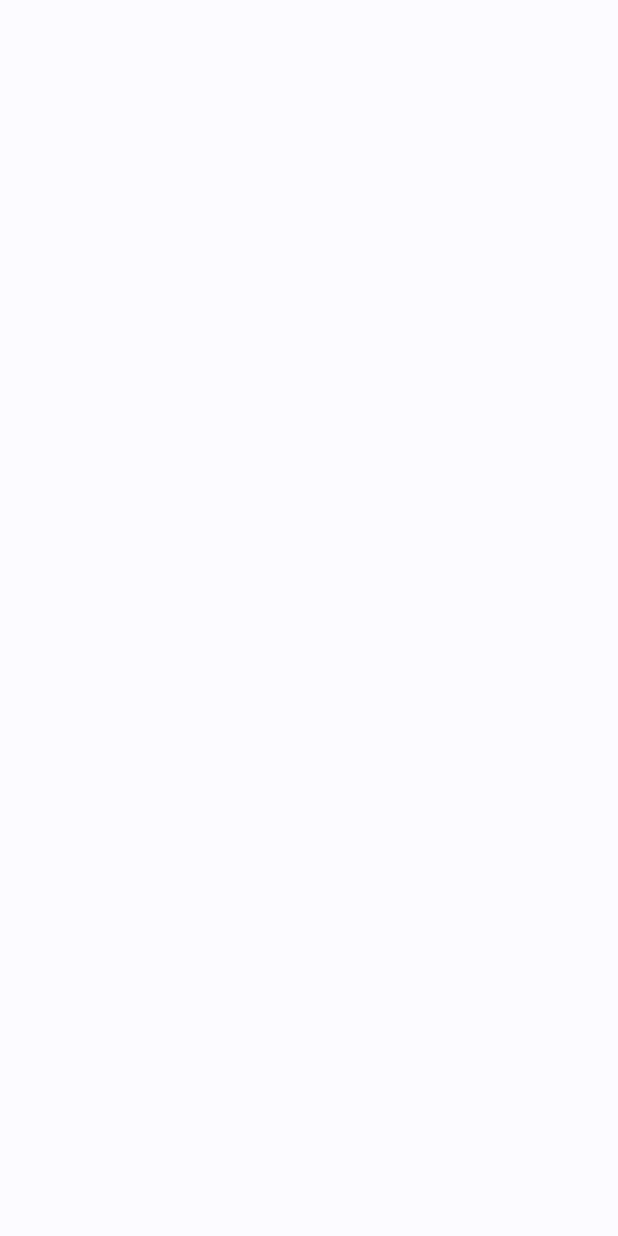
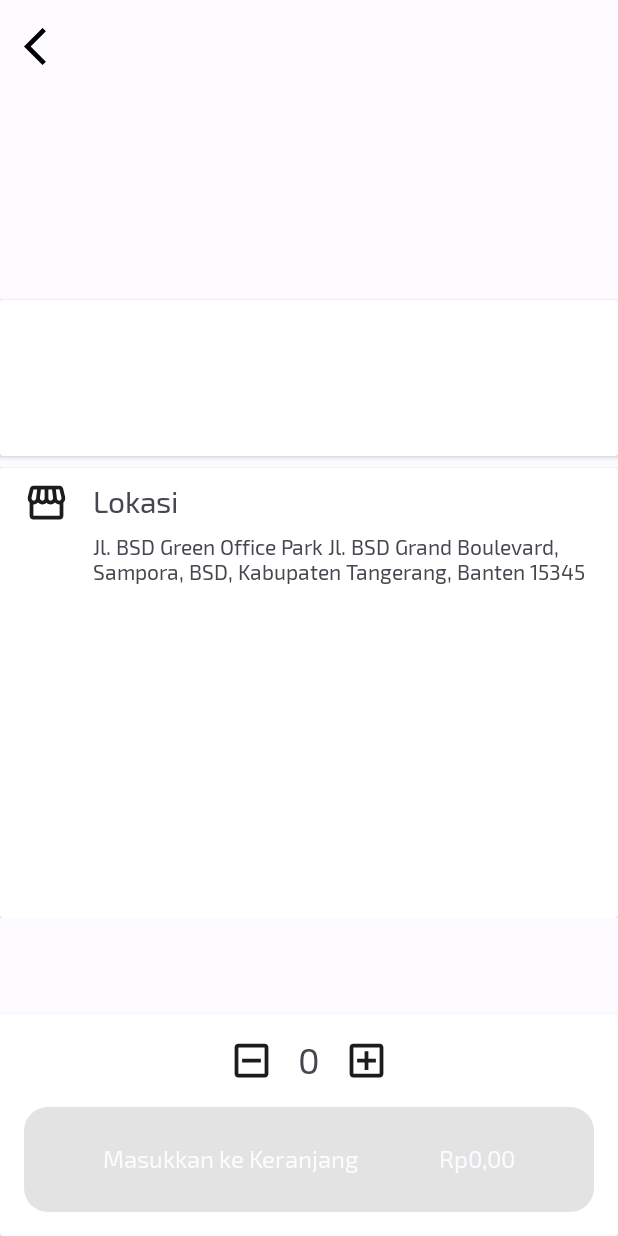
Before and after one commit to GigihDC/24001084-km6-ggh-foodappchallengebinar, an Android app: the DetailActivity screen opened directly, with no data from a screen before it, on a phone screen of 412 x 824 dp. Before the commit the screen is empty. Run offline under Robolectric (Android 15) with nearby library versions, the phone set to English and light mode, and no system bars; pictures from the network do not load.

Commit message:
Adding Feature DetailActivity

```diff
--- a/app/src/main/java/com/dev/foodappchallengebinar/presentation/detail/DetailActivity.kt
+++ b/app/src/main/java/com/dev/foodappchallengebinar/presentation/detail/DetailActivity.kt
@@ -1,16 +1,117 @@
 package com.dev.foodappchallengebinar.presentation.detail
 
+import android.content.Context
+import android.content.Intent
+import android.net.Uri
 import android.os.Bundle
+import android.widget.Toast
+import androidx.activity.viewModels
 import androidx.appcompat.app.AppCompatActivity
+import coil.load
+import com.dev.foodappchallengebinar.data.models.Menu
 import com.dev.foodappchallengebinar.databinding.ActivityDetailBinding
+import com.dev.foodappchallengebinar.utils.GenericViewModelFactory
+import com.dev.foodappchallengebinar.utils.toIndonesianFormat
 
 class DetailActivity : AppCompatActivity() {
+    private lateinit var menu: Menu
     private val binding: ActivityDetailBinding by lazy {
         ActivityDetailBinding.inflate(layoutInflater)
+    }
+
+    private val viewModel: DetailViewModel by viewModels {
+        GenericViewModelFactory.create(
+            DetailViewModel(intent?.extras)
+        )
     }
 
     override fun onCreate(savedInstanceState: Bundle?) {
         super.onCreate(savedInstanceState)
         setContentView(binding.root)
+        bindMenu(viewModel.menu)
+        setClickListener()
+        observeData()
+    }
+
+    private fun setClickListener() {
+        binding.ibBack.setOnClickListener {
+            onBackPressed()
+        }
+        binding.layoutCart.ivMinus.setOnClickListener {
+            viewModel.minus()
+        }
+        binding.layoutCart.ivPlus.setOnClickListener {
+            viewModel.add()
+        }
+        binding.svDetailFood.layoutLocation.cardLocation.setOnClickListener {
+            openLocationOnMaps()
+        }
+//        binding.layoutCart.btnAddToCart.setOnClickListener {
+//            addMenuToCart()
+//        }
+    }
+
+//    private fun addMenuToCart() {
+//        viewModel.addToCart().observe(this) {
+//            it.proceedWhen(
+//                doOnSuccess = {
+//                    Toast.makeText(
+//                        this,
+//                        getString(R.string.text_add_to_cart_success), Toast.LENGTH_SHORT
+//                    ).show()
+//                    finish()
+//                },
+//                doOnError = {
+//                    Toast.makeText(this, getString(R.string.add_to_cart_failed), Toast.LENGTH_SHORT)
+//                        .show()
+//                },
+//                doOnLoading = {
+//                    Toast.makeText(this, getString(R.string.loading), Toast.LENGTH_SHORT).show()
+//                }
+//            )
+//        }
+//    }
+
+    private fun openLocationOnMaps() {
+        val uri = "https://maps.app.goo.gl/h4wQKqaBuXzftGK77"
+        val intent = Intent(Intent.ACTION_VIEW, Uri.parse(uri))
+        intent.setPackage("com.google.android.apps.maps")
+        if (intent.resolveActivity(packageManager) != null) {
+            startActivity(intent)
+        } else {
+            intent.setPackage(null)
+            startActivity(intent)
+        }
+    }
+
+    private fun bindMenu(menu: Menu?) {
+        this@DetailActivity.menu = intent.getParcelableExtra<Menu>("EXTRAS") ?: return
+        menu?.let { item ->
+            binding.svDetailFood.layoutDetail.tvMenuName.text = menu.name
+            binding.svDetailFood.layoutDetail.tvMenuPrice.text = menu.price.toIndonesianFormat()
+            binding.svDetailFood.ivMenuImage.load(item.imgUrl) {
+                crossfade(true)
+            }
+            binding.svDetailFood.layoutDetail.tvMenuDescription.text = menu.description
+        }
+    }
+
+    private fun observeData() {
+        viewModel.priceLiveData.observe(this) {
+            binding.layoutCart.btnAddToCart.isEnabled = it != 0.0
+            binding.layoutCart.tvMenuPriceCount.text = it.toIndonesianFormat()
+        }
+        viewModel.menuCountLiveData.observe(this) {
+            binding.layoutCart.tvCountNumber.text = it.toString()
+        }
+    }
+
+    companion object {
+        const val EXTRAS = "EXTRAS"
+        fun startActivity(context: Context, menu: Menu) {
+            val intent = Intent(context, DetailActivity::class.java)
+            intent.putExtra(EXTRAS, menu)
+            context.startActivity(intent)
+        }
     }
 }
--- a/app/src/main/java/com/dev/foodappchallengebinar/presentation/detail/DetailViewModel.kt
+++ b/app/src/main/java/com/dev/foodappchallengebinar/presentation/detail/DetailViewModel.kt
@@ -1,6 +1,48 @@
 package com.dev.foodappchallengebinar.presentation.detail
 
+import android.os.Bundle
+import androidx.lifecycle.LiveData
+import androidx.lifecycle.MutableLiveData
 import androidx.lifecycle.ViewModel
+import androidx.lifecycle.liveData
+import com.dev.foodappchallengebinar.utils.ResultWrapper
+import com.dev.foodappchallengebinar.data.models.Menu
+import kotlinx.coroutines.Dispatchers
+import java.lang.IllegalStateException
 
-class DetailViewModel : ViewModel() {
+class DetailViewModel (
+    private val extras: Bundle?,
+//    private val cartRepository: CartRepository
+) : ViewModel() {
+
+    val menu = extras?.getParcelable<Menu>(DetailActivity.EXTRAS)
+
+    val menuCountLiveData = MutableLiveData(0).apply {
+        postValue(0)
+    }
+
+    val priceLiveData = MutableLiveData<Double>().apply {
+        postValue(0.0)
+    }
+
+    fun add() {
+        val count = (menuCountLiveData.value ?: 0) + 1
+        menuCountLiveData.postValue(count)
+        priceLiveData.postValue(menu?.price?.times(count) ?: 0.0)
+    }
+
+    fun minus() {
+        if ((menuCountLiveData.value ?: 0) > 0) {
+            val count = (menuCountLiveData.value ?: 0) - 1
+            menuCountLiveData.postValue(count)
+            priceLiveData.postValue(menu?.price?.times(count) ?: 0.0)
+        }
+    }
+
+//    fun addToCart(): LiveData<ResultWrapper<Boolean>> {
+//        return menu?.let {
+//            val quantity = productCountLiveData.value ?: 0
+//            cartRepository.createCart(it, quantity).asLiveData(Dispatchers.IO)
+//        } ?: liveData { emit(ResultWrapper.Error(IllegalStateException("Product not found"))) }
+//    }
 }
--- a/app/src/main/java/com/dev/foodappchallengebinar/presentation/home/HomeFragment.kt
+++ b/app/src/main/java/com/dev/foodappchallengebinar/presentation/home/HomeFragment.kt
@@ -70,7 +70,7 @@ class HomeFragment : Fragment() {
 
     private fun onItemClick(menu: Menu) {
         val intent = Intent(requireContext(), DetailActivity::class.java)
-        intent.putExtra("menu", menu)
+        intent.putExtra("EXTRAS", menu)
         startActivity(intent)
     }
 
--- /dev/null
+++ b/app/src/main/java/com/dev/foodappchallengebinar/utils/ResultWrapper.kt
@@ -0,0 +1,103 @@
+package com.dev.foodappchallengebinar.utils
+
+import kotlinx.coroutines.flow.Flow
+import kotlinx.coroutines.flow.catch
+import kotlinx.coroutines.flow.flow
+import kotlinx.coroutines.flow.onStart
+import java.lang.Exception
+
+/**
+Written with love by Muhammad Hermas Yuda Pamungkas
+Github : https://github.com/hermasyp
+ **/
+sealed class ResultWrapper<T>(
+    val payload: T? = null,
+    val message: String? = null,
+    val exception: Exception? = null,
+) {
+    class Success<T>(data: T) : ResultWrapper<T>(data)
+
+    class Error<T>(exception: Exception?, data: T? = null) : ResultWrapper<T>(data, exception = exception)
+
+    class Empty<T>(data: T? = null) : ResultWrapper<T>(data)
+
+    class Loading<T>(data: T? = null) : ResultWrapper<T>(data)
+
+    class Idle<T>(data: T? = null) : ResultWrapper<T>(data)
+}
+
+
+fun <T> ResultWrapper<T>.proceedWhen(
+    doOnSuccess: ((resource: ResultWrapper<T>) -> Unit)? = null,
+    doOnError: ((resource: ResultWrapper<T>) -> Unit)? = null,
+    doOnLoading: ((resource: ResultWrapper<T>) -> Unit)? = null,
+    doOnEmpty: ((resource: ResultWrapper<T>) -> Unit)? = null,
+    doOnIdle: ((resource: ResultWrapper<T>) -> Unit)? = null,
+) {
+    when (this) {
+        is ResultWrapper.Success -> doOnSuccess?.invoke(this)
+        is ResultWrapper.Error -> doOnError?.invoke(this)
+        is ResultWrapper.Loading -> doOnLoading?.invoke(this)
+        is ResultWrapper.Empty -> doOnEmpty?.invoke(this)
+        is ResultWrapper.Idle -> doOnIdle?.invoke(this)
+    }
+}
+
+suspend fun <T> ResultWrapper<T>.suspendProceedWhen(
+    doOnSuccess: (suspend (resource: ResultWrapper<T>) -> Unit)? = null,
+    doOnError: (suspend (resource: ResultWrapper<T>) -> Unit)? = null,
+    doOnLoading: (suspend (resource: ResultWrapper<T>) -> Unit)? = null,
+    doOnEmpty: (suspend (resource: ResultWrapper<T>) -> Unit)? = null,
+    doOnIdle: (suspend (resource: ResultWrapper<T>) -> Unit)? = null,
+) {
+    when (this) {
+        is ResultWrapper.Success -> doOnSuccess?.invoke(this)
+        is ResultWrapper.Error -> doOnError?.invoke(this)
+        is ResultWrapper.Loading -> doOnLoading?.invoke(this)
+        is ResultWrapper.Empty -> doOnEmpty?.invoke(this)
+        is ResultWrapper.Idle -> doOnIdle?.invoke(this)
+    }
+}
+
+fun <T> ResultWrapper<T>.proceed(
+    doOnSuccess: ((resource: ResultWrapper<T>) -> Unit),
+    doOnError: ((resource: ResultWrapper<T>) -> Unit),
+    doOnLoading: ((resource: ResultWrapper<T>) -> Unit),
+) {
+    when (this) {
+        is ResultWrapper.Success -> doOnSuccess.invoke(this)
+        is ResultWrapper.Error -> doOnError.invoke(this)
+        is ResultWrapper.Loading -> doOnLoading.invoke(this)
+        else -> {}
+    }
+}
+
+suspend fun <T> proceed(block: suspend () -> T): ResultWrapper<T> {
+    return try {
+        val result = block.invoke()
+        if (result is Collection<*> && result.isEmpty()) {
+            ResultWrapper.Empty(result)
+        } else {
+            ResultWrapper.Success(result)
+        }
+    } catch (e: Exception) {
+        ResultWrapper.Error<T>(exception = Exception(e))
+    }
+}
+
+fun <T> proceedFlow(block: suspend () -> T): Flow<ResultWrapper<T>> {
+    return flow<ResultWrapper<T>> {
+        val result = block.invoke()
+        emit(
+            if (result is Collection<*> && result.isEmpty()) {
+                ResultWrapper.Empty(result)
+            } else {
+                ResultWrapper.Success(result)
+            }
+        )
+    }.catch { e ->
+        emit(ResultWrapper.Error(exception = Exception(e)))
+    }.onStart {
+        emit(ResultWrapper.Loading())
+    }
+}
--- a/app/src/main/res/layout/activity_detail.xml
+++ b/app/src/main/res/layout/activity_detail.xml
@@ -2,9 +2,36 @@
 <androidx.constraintlayout.widget.ConstraintLayout xmlns:android="http://schemas.android.com/apk/res/android"
     xmlns:app="http://schemas.android.com/apk/res-auto"
     xmlns:tools="http://schemas.android.com/tools"
-    android:id="@+id/main"
     android:layout_width="match_parent"
     android:layout_height="match_parent"
     tools:context=".presentation.detail.DetailActivity">
 
+    <include
+        android:id="@+id/sv_detail_food"
+        layout="@layout/layout_detail_food"
+        android:layout_width="match_parent"
+        android:layout_height="match_parent"
+        android:layout_marginBottom="155dp"
+        app:layout_constraintEnd_toEndOf="parent"
+        app:layout_constraintStart_toStartOf="parent"
+        app:layout_constraintTop_toTopOf="parent" />
+
+    <ImageButton
+        android:id="@+id/ib_back"
+        android:layout_width="30dp"
+        android:layout_height="30dp"
+        android:layout_margin="16dp"
+        android:background="@drawable/ic_back"
+        app:layout_constraintStart_toStartOf="parent"
+        app:layout_constraintTop_toTopOf="parent" />
+
+    <include
+        android:id="@+id/layout_cart"
+        layout="@layout/layout_cart"
+        android:layout_width="match_parent"
+        android:layout_height="wrap_content"
+        app:layout_constraintBottom_toBottomOf="parent"
+        app:layout_constraintEnd_toEndOf="parent"
+        app:layout_constraintStart_toStartOf="parent" />
+
 </androidx.constraintlayout.widget.ConstraintLayout>
--- /dev/null
+++ b/app/src/main/res/layout/layout_cart.xml
@@ -0,0 +1,85 @@
+<?xml version="1.0" encoding="utf-8"?>
+<androidx.cardview.widget.CardView xmlns:android="http://schemas.android.com/apk/res/android"
+    xmlns:app="http://schemas.android.com/apk/res-auto"
+    xmlns:tools="http://schemas.android.com/tools"
+    android:layout_width="match_parent"
+    android:layout_height="match_parent"
+    android:elevation="8dp">
+
+    <androidx.constraintlayout.widget.ConstraintLayout
+        android:layout_width="match_parent"
+        android:layout_height="match_parent"
+        android:padding="16dp">
+
+        <ImageView
+            android:id="@+id/iv_minus"
+            android:layout_width="30dp"
+            android:layout_height="30dp"
+            android:layout_marginHorizontal="16dp"
+            android:scaleType="centerCrop"
+            android:src="@drawable/ic_minus"
+            app:layout_constraintEnd_toStartOf="@id/tv_count_number"
+            app:layout_constraintTop_toTopOf="parent"
+            app:tint="?attr/colorOnSurface" />
+
+        <TextView
+            android:id="@+id/tv_count_number"
+            android:layout_width="wrap_content"
+            android:layout_height="wrap_content"
+            android:fontFamily="@font/exo2_bold"
+            android:text="@string/count_number"
+            android:textSize="24sp"
+            app:layout_constraintBottom_toBottomOf="@id/iv_minus"
+            app:layout_constraintEnd_toEndOf="parent"
+            app:layout_constraintStart_toStartOf="parent"
+            app:layout_constraintTop_toTopOf="@id/iv_minus" />
+
+        <ImageView
+            android:id="@+id/iv_plus"
+            android:layout_width="30dp"
+            android:layout_height="30dp"
+            android:layout_marginHorizontal="16dp"
+            android:scaleType="centerCrop"
+            android:src="@drawable/ic_plus"
+            app:layout_constraintStart_toEndOf="@id/tv_count_number"
+            app:layout_constraintTop_toTopOf="parent"
+            app:tint="?attr/colorOnSurface" />
+
+        <Button
+            android:id="@+id/btn_add_to_cart"
+            android:layout_width="match_parent"
+            android:layout_height="70dp"
+            android:layout_marginVertical="16dp"
+            android:background="@drawable/bg_corner"
+            app:layout_constraintEnd_toEndOf="parent"
+            app:layout_constraintStart_toStartOf="parent"
+            app:layout_constraintTop_toBottomOf="@id/iv_minus" />
+
+        <TextView
+            android:id="@+id/tv_insert_to_cart"
+            android:layout_width="wrap_content"
+            android:layout_height="wrap_content"
+            android:fontFamily="@font/exo2_bold"
+            android:text="@string/text_insert_to_cart"
+            android:textColor="?attr/colorSurface"
+            android:textSize="16sp"
+            app:layout_constraintBottom_toBottomOf="@id/btn_add_to_cart"
+            app:layout_constraintEnd_toStartOf="@id/tv_menu_price_count"
+            app:layout_constraintStart_toStartOf="@+id/btn_add_to_cart"
+            app:layout_constraintTop_toTopOf="@id/btn_add_to_cart" />
+
+        <TextView
+            android:id="@+id/tv_menu_price_count"
+            android:layout_width="wrap_content"
+            android:layout_height="wrap_content"
+            android:fontFamily="@font/exo2_bold"
+            android:textColor="?attr/colorSurface"
+            android:textSize="16sp"
+            app:layout_constraintBottom_toBottomOf="@id/btn_add_to_cart"
+            app:layout_constraintEnd_toEndOf="@id/btn_add_to_cart"
+            app:layout_constraintStart_toEndOf="@id/tv_insert_to_cart"
+            app:layout_constraintTop_toTopOf="@id/btn_add_to_cart"
+            tools:text="Price" />
+
+    </androidx.constraintlayout.widget.ConstraintLayout>
+</androidx.cardview.widget.CardView>
--- /dev/null
+++ b/app/src/main/res/layout/layout_detail.xml
@@ -0,0 +1,49 @@
+<?xml version="1.0" encoding="utf-8"?>
+<androidx.cardview.widget.CardView xmlns:android="http://schemas.android.com/apk/res/android"
+    xmlns:tools="http://schemas.android.com/tools"
+    android:layout_width="match_parent"
+    android:layout_height="match_parent"
+    android:elevation="8dp">
+
+    <androidx.constraintlayout.widget.ConstraintLayout xmlns:app="http://schemas.android.com/apk/res-auto"
+        android:layout_width="match_parent"
+        android:layout_height="match_parent"
+        android:paddingHorizontal="16dp"
+        android:paddingVertical="16dp">
+
+        <TextView
+            android:id="@+id/tv_menu_name"
+            android:layout_width="0dp"
+            android:layout_height="wrap_content"
+            android:ellipsize="end"
+            android:fontFamily="@font/exo2_bold"
+            android:maxLines="2"
+            android:textSize="18sp"
+            app:layout_constraintEnd_toStartOf="@id/tv_menu_price"
+            app:layout_constraintStart_toStartOf="parent"
+            app:layout_constraintTop_toTopOf="parent"
+            tools:text="Food" />
+
+        <TextView
+            android:id="@+id/tv_menu_price"
+            android:layout_width="wrap_content"
+            android:layout_height="wrap_content"
+            android:fontFamily="@font/exo2_bold"
+            android:textSize="16sp"
+            app:layout_constraintBottom_toBottomOf="@id/tv_menu_name"
+            app:layout_constraintEnd_toEndOf="parent"
+            app:layout_constraintTop_toTopOf="parent"
+            tools:text="Price" />
+
+        <TextView
+            android:id="@+id/tv_menu_description"
+            android:layout_width="match_parent"
+            android:layout_height="0dp"
+            android:layout_marginTop="16dp"
+            android:paddingBottom="16dp"
+            app:layout_constraintEnd_toEndOf="parent"
+            app:layout_constraintStart_toStartOf="parent"
+            app:layout_constraintTop_toBottomOf="@id/tv_menu_name"
+            tools:text="@tools:sample/lorem/random" />
+    </androidx.constraintlayout.widget.ConstraintLayout>
+</androidx.cardview.widget.CardView>
--- /dev/null
+++ b/app/src/main/res/layout/layout_detail_food.xml
@@ -0,0 +1,44 @@
+<?xml version="1.0" encoding="utf-8"?>
+<ScrollView xmlns:android="http://schemas.android.com/apk/res/android"
+    xmlns:tools="http://schemas.android.com/tools"
+    android:layout_width="match_parent"
+    android:layout_height="match_parent">
+
+    <androidx.constraintlayout.widget.ConstraintLayout xmlns:app="http://schemas.android.com/apk/res-auto"
+        android:layout_width="match_parent"
+        android:layout_height="wrap_content"
+        tools:context=".feature.detail.DetailFoodActivity">
+
+        <ImageView
+            android:id="@+id/iv_menu_image"
+            android:layout_width="match_parent"
+            android:layout_height="200dp"
+            android:scaleType="centerCrop"
+            app:layout_constraintDimensionRatio="16:9"
+            app:layout_constraintEnd_toEndOf="parent"
+            app:layout_constraintStart_toStartOf="parent"
+            app:layout_constraintTop_toTopOf="parent"
+            tools:src="@tools:sample/backgrounds/scenic" />
+
+        <include
+            android:id="@+id/layout_detail"
+            layout="@layout/layout_detail"
+            android:layout_width="match_parent"
+            android:layout_height="wrap_content"
+            app:layout_constraintEnd_toEndOf="parent"
+            app:layout_constraintStart_toStartOf="parent"
+            app:layout_constraintTop_toBottomOf="@id/iv_menu_image" />
+
+        <include
+            android:id="@+id/layout_location"
+            layout="@layout/layout_location"
+            android:layout_width="match_parent"
+            android:layout_height="300dp"
+            android:layout_marginVertical="8dp"
+            app:layout_constraintEnd_toEndOf="parent"
+            app:layout_constraintStart_toStartOf="parent"
+            app:layout_constraintTop_toBottomOf="@id/layout_detail" />
+
+    </androidx.constraintlayout.widget.ConstraintLayout>
+
+</ScrollView>
--- /dev/null
+++ b/app/src/main/res/layout/layout_location.xml
@@ -0,0 +1,54 @@
+<?xml version="1.0" encoding="utf-8"?>
+<androidx.cardview.widget.CardView xmlns:android="http://schemas.android.com/apk/res/android"
+    android:id="@+id/card_location"
+    android:layout_width="match_parent"
+    android:layout_height="match_parent"
+    android:clickable="true"
+    android:elevation="8dp"
+    android:focusable="true">
+
+    <androidx.constraintlayout.widget.ConstraintLayout xmlns:app="http://schemas.android.com/apk/res-auto"
+        android:layout_width="match_parent"
+        android:layout_height="match_parent"
+        android:paddingHorizontal="16dp"
+        android:paddingVertical="8dp">
+
+        <ImageView
+            android:id="@+id/iv_location"
+            android:layout_width="30dp"
+            android:layout_height="30dp"
+            android:src="@drawable/ic_store"
+            app:tint="?attr/colorOnSurface"
+            app:layout_constraintStart_toStartOf="parent"
+            app:layout_constraintTop_toTopOf="parent" />
+
+        <TextView
+            android:id="@+id/tv_location"
+            android:layout_width="wrap_content"
+            android:layout_height="wrap_content"
+            android:layout_marginHorizontal="16dp"
+            android:fontFamily="@font/exo2_bold"
+            android:text="@string/tittle_location"
+            android:textSize="20sp"
+            app:layout_constraintBottom_toBottomOf="@id/iv_location"
+            app:layout_constraintStart_toEndOf="@id/iv_location"
+            app:layout_constraintTop_toTopOf="@id/iv_location" />
+
+        <TextView
+            android:id="@+id/tv_resto_address"
+            android:layout_width="0dp"
+            android:layout_height="wrap_content"
+            android:layout_marginVertical="8dp"
+            android:ellipsize="end"
+            android:fontFamily="@font/exo2_regular"
+            android:maxLines="3"
+            android:paddingBottom="16dp"
+            android:text="@string/resto_address"
+            android:textSize="14sp"
+            app:layout_constraintEnd_toEndOf="parent"
+            app:layout_constraintStart_toStartOf="@id/tv_location"
+            app:layout_constraintTop_toBottomOf="@id/tv_location" />
+
+    </androidx.constraintlayout.widget.ConstraintLayout>
+
+</androidx.cardview.widget.CardView>
```
Also changed, not shown: gradle/libs.versions.toml (+12 -0 lines).
